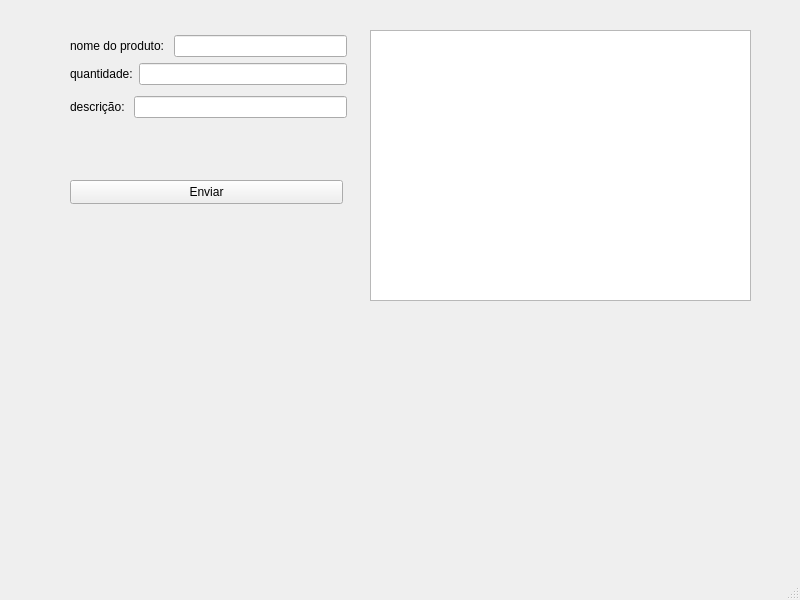
The window that mainwindow.ui (GabR36/QEstoqueLoja) describes before a commit, drawn with Qt 5.
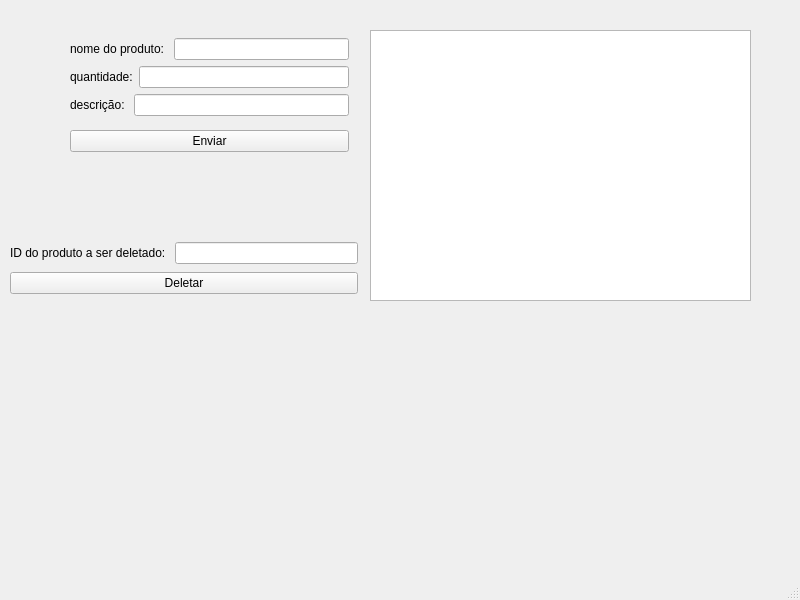
The same window after the commit.

Commit message: Add interface deletar produto.

```diff
--- a/mainwindow.ui
+++ b/mainwindow.ui
@@ -14,28 +14,27 @@
    <string>MainWindow</string>
   </property>
   <widget class="QWidget" name="centralwidget">
-   <widget class="QPushButton" name="Btn_Enviar">
+   <widget class="QTableView" name="Tview_Produtos">
     <property name="geometry">
      <rect>
-      <x>70</x>
-      <y>180</y>
-      <width>273</width>
-      <height>24</height>
+      <x>370</x>
+      <y>30</y>
+      <width>381</width>
+      <height>271</height>
      </rect>
     </property>
-    <property name="text">
-     <string>Enviar</string>
-    </property>
    </widget>
-   <widget class="QWidget" name="layoutWidget">
+   <widget class="QWidget" name="">
     <property name="geometry">
      <rect>
       <x>70</x>
       <y>30</y>
-      <width>277</width>
-      <height>93</height>
+      <width>279</width>
+      <height>131</height>
      </rect>
     </property>
+    <layout class="QVBoxLayout" name="verticalLayout_4">
+     <item>
     <layout class="QVBoxLayout" name="verticalLayout_3">
      <item>
       <layout class="QVBoxLayout" name="verticalLayout_2">
@@ -88,16 +87,48 @@
       </layout>
      </item>
     </layout>
-   </widget>
-   <widget class="QTableView" name="Tview_Produtos">
+     </item>
+     <item>
+      <widget class="QPushButton" name="Btn_Enviar">
+       <property name="text">
+        <string>Enviar</string>
+       </property>
+      </widget>
+     </item>
+    </layout>
+   </widget>
+   <widget class="QWidget" name="">
     <property name="geometry">
      <rect>
-      <x>370</x>
-      <y>30</y>
-      <width>381</width>
-      <height>271</height>
+      <x>10</x>
+      <y>240</y>
+      <width>348</width>
+      <height>57</height>
      </rect>
     </property>
+    <layout class="QVBoxLayout" name="verticalLayout_5">
+     <item>
+      <layout class="QHBoxLayout" name="horizontalLayout_4">
+       <item>
+        <widget class="QLabel" name="label_3">
+         <property name="text">
+          <string>ID do produto a ser deletado: </string>
+         </property>
+        </widget>
+       </item>
+       <item>
+        <widget class="QLineEdit" name="lineEdit"/>
+       </item>
+      </layout>
+     </item>
+     <item>
+      <widget class="QPushButton" name="pushButton">
+       <property name="text">
+        <string>Deletar</string>
+       </property>
+      </widget>
+     </item>
+    </layout>
    </widget>
   </widget>
   <widget class="QMenuBar" name="menubar">
```
Lines whose indentation alone changed are shown as unchanged.
